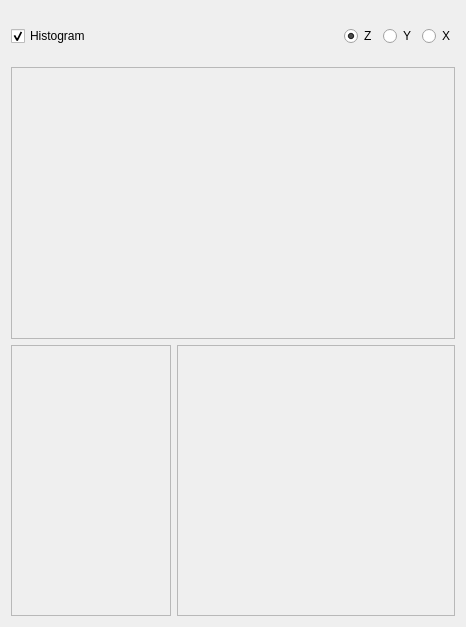
Before: the Qt Designer form tools/import/remapwidget.ui in nci/drishti, drawn with Qt 5.
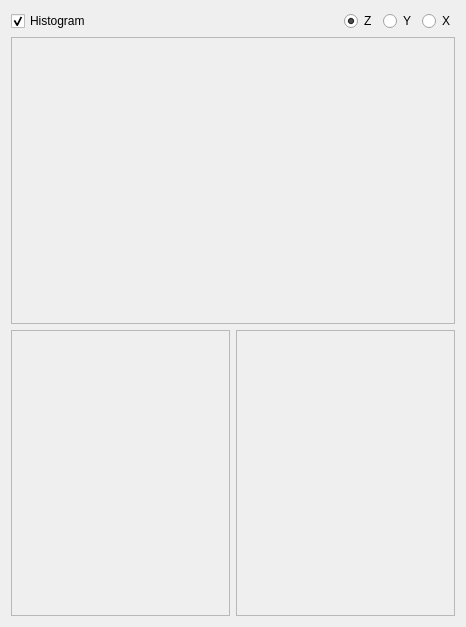
After: the same form once the commit is applied.

```diff
--- a/tools/import/remapwidget.ui
+++ b/tools/import/remapwidget.ui
@@ -23,18 +23,6 @@
          <verstretch>0</verstretch>
         </sizepolicy>
        </property>
-       <property name="minimumSize" >
-        <size>
-         <width>70</width>
-         <height>30</height>
-        </size>
-       </property>
-       <property name="maximumSize" >
-        <size>
-         <width>100</width>
-         <height>30</height>
-        </size>
-       </property>
        <property name="focusPolicy" >
         <enum>Qt::ClickFocus</enum>
        </property>
@@ -54,18 +42,6 @@
          <verstretch>0</verstretch>
         </sizepolicy>
        </property>
-       <property name="minimumSize" >
-        <size>
-         <width>200</width>
-         <height>50</height>
-        </size>
-       </property>
-       <property name="maximumSize" >
-        <size>
-         <width>16777215</width>
-         <height>50</height>
-        </size>
-       </property>
       </widget>
      </item>
      <item>
@@ -109,12 +85,6 @@
    </item>
    <item>
     <widget class="QFrame" name="histogramFrame" >
-     <property name="maximumSize" >
-      <size>
-       <width>16777215</width>
-       <height>300</height>
-      </size>
-     </property>
      <property name="focusPolicy" >
       <enum>Qt::StrongFocus</enum>
      </property>
@@ -142,18 +112,6 @@
          <verstretch>0</verstretch>
         </sizepolicy>
        </property>
-       <property name="minimumSize" >
-        <size>
-         <width>100</width>
-         <height>16</height>
-        </size>
-       </property>
-       <property name="maximumSize" >
-        <size>
-         <width>160</width>
-         <height>16777215</height>
-        </size>
-       </property>
        <property name="frameShape" >
         <enum>QFrame::StyledPanel</enum>
        </property>
```
